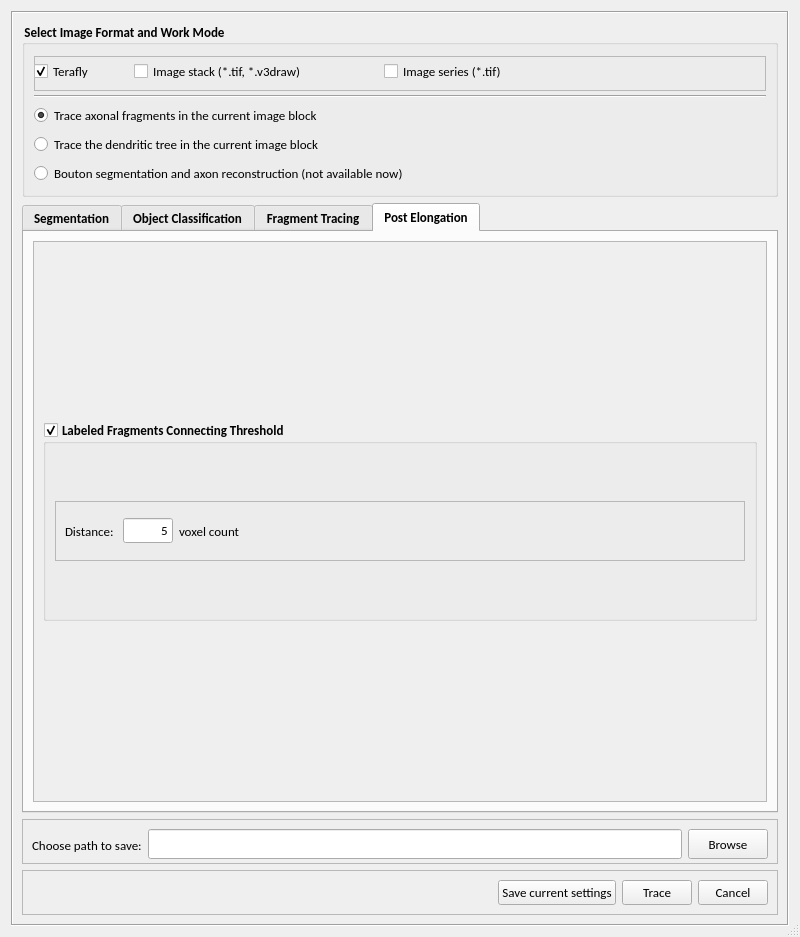
Above: hackathon/MK/Fragmented_autoTrace/fragmentedTraceUI.ui from Vaa3D/vaa3d_tools before the change. Below: the same form after it.
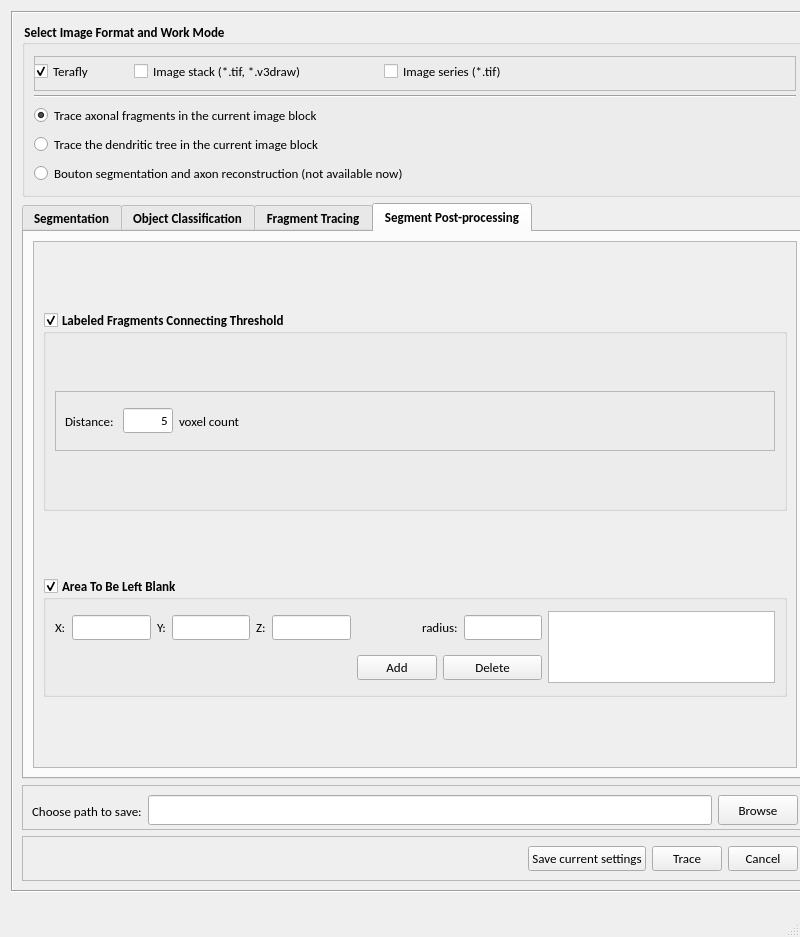
That is the form after the change. The open tabs and pages were chosen to show the change.

```diff
--- a/hackathon/MK/Fragmented_autoTrace/fragmentedTraceUI.ui
+++ b/hackathon/MK/Fragmented_autoTrace/fragmentedTraceUI.ui
@@ -43,9 +43,15 @@
   <property name="modal">
    <bool>false</bool>
   </property>
-  <layout class="QVBoxLayout" name="verticalLayout">
-   <item>
     <widget class="QFrame" name="frame">
+   <property name="geometry">
+    <rect>
+     <x>11</x>
+     <y>11</y>
+     <width>808</width>
+     <height>881</height>
+    </rect>
+   </property>
      <property name="frameShape">
       <enum>QFrame::Box</enum>
      </property>
@@ -1051,7 +1057,7 @@
         </widget>
         <widget class="QWidget" name="tab_4">
          <attribute name="title">
-          <string>Post Elongation</string>
+        <string>Segment Post-processing</string>
          </attribute>
          <layout class="QVBoxLayout" name="verticalLayout_10">
           <item>
@@ -1064,8 +1070,8 @@
               <rect>
                <x>0</x>
                <y>0</y>
-               <width>724</width>
-               <height>537</height>
+             <width>754</width>
+             <height>503</height>
               </rect>
              </property>
              <layout class="QVBoxLayout" name="verticalLayout_16">
@@ -1166,6 +1172,174 @@
                 </layout>
                </widget>
               </item>
+            <item>
+             <widget class="QGroupBox" name="groupBox_7">
+              <property name="maximumSize">
+               <size>
+                <width>16777215</width>
+                <height>120</height>
+               </size>
+              </property>
+              <property name="title">
+               <string>Area To Be Left Blank</string>
+              </property>
+              <property name="checkable">
+               <bool>true</bool>
+              </property>
+              <property name="checked">
+               <bool>true</bool>
+              </property>
+              <layout class="QGridLayout" name="gridLayout">
+               <item row="0" column="0">
+                <widget class="QLabel" name="label_9">
+                 <property name="font">
+                  <font>
+                   <weight>50</weight>
+                   <bold>false</bold>
+                  </font>
+                 </property>
+                 <property name="text">
+                  <string>X:</string>
+                 </property>
+                </widget>
+               </item>
+               <item row="0" column="1">
+                <widget class="QLineEdit" name="lineEdit_5">
+                 <property name="font">
+                  <font>
+                   <weight>50</weight>
+                   <bold>false</bold>
+                  </font>
+                 </property>
+                </widget>
+               </item>
+               <item row="0" column="2">
+                <widget class="QLabel" name="label_10">
+                 <property name="font">
+                  <font>
+                   <weight>50</weight>
+                   <bold>false</bold>
+                  </font>
+                 </property>
+                 <property name="text">
+                  <string>Y:</string>
+                 </property>
+                </widget>
+               </item>
+               <item row="0" column="3">
+                <widget class="QLineEdit" name="lineEdit_6">
+                 <property name="font">
+                  <font>
+                   <weight>50</weight>
+                   <bold>false</bold>
+                  </font>
+                 </property>
+                </widget>
+               </item>
+               <item row="0" column="4">
+                <widget class="QLabel" name="label_12">
+                 <property name="font">
+                  <font>
+                   <weight>50</weight>
+                   <bold>false</bold>
+                  </font>
+                 </property>
+                 <property name="text">
+                  <string>Z:</string>
+                 </property>
+                </widget>
+               </item>
+               <item row="0" column="5">
+                <widget class="QLineEdit" name="lineEdit_7">
+                 <property name="font">
+                  <font>
+                   <weight>50</weight>
+                   <bold>false</bold>
+                  </font>
+                 </property>
+                </widget>
+               </item>
+               <item row="0" column="6">
+                <spacer name="horizontalSpacer_5">
+                 <property name="orientation">
+                  <enum>Qt::Horizontal</enum>
+                 </property>
+                 <property name="sizeHint" stdset="0">
+                  <size>
+                   <width>62</width>
+                   <height>20</height>
+                  </size>
+                 </property>
+                </spacer>
+               </item>
+               <item row="0" column="7" colspan="2">
+                <widget class="QLabel" name="label_13">
+                 <property name="font">
+                  <font>
+                   <weight>50</weight>
+                   <bold>false</bold>
+                  </font>
+                 </property>
+                 <property name="text">
+                  <string>radius:</string>
+                 </property>
+                </widget>
+               </item>
+               <item row="0" column="9">
+                <widget class="QLineEdit" name="lineEdit_8">
+                 <property name="font">
+                  <font>
+                   <weight>50</weight>
+                   <bold>false</bold>
+                  </font>
+                 </property>
+                </widget>
+               </item>
+               <item row="0" column="10" rowspan="2">
+                <widget class="QListView" name="listView"/>
+               </item>
+               <item row="1" column="1" colspan="5">
+                <spacer name="horizontalSpacer_4">
+                 <property name="orientation">
+                  <enum>Qt::Horizontal</enum>
+                 </property>
+                 <property name="sizeHint" stdset="0">
+                  <size>
+                   <width>284</width>
+                   <height>20</height>
+                  </size>
+                 </property>
+                </spacer>
+               </item>
+               <item row="1" column="6" colspan="2">
+                <widget class="QPushButton" name="pushButton_7">
+                 <property name="font">
+                  <font>
+                   <weight>50</weight>
+                   <bold>false</bold>
+                  </font>
+                 </property>
+                 <property name="text">
+                  <string>Add</string>
+                 </property>
+                </widget>
+               </item>
+               <item row="1" column="8" colspan="2">
+                <widget class="QPushButton" name="pushButton_8">
+                 <property name="font">
+                  <font>
+                   <weight>50</weight>
+                   <bold>false</bold>
+                  </font>
+                 </property>
+                 <property name="text">
+                  <string>Delete</string>
+                 </property>
+                </widget>
+               </item>
+              </layout>
+             </widget>
+            </item>
              </layout>
             </widget>
            </widget>
@@ -1339,8 +1513,8 @@
       </item>
      </layout>
     </widget>
-   </item>
-  </layout>
+  <zorder>frame</zorder>
+  <zorder>groupBox</zorder>
  </widget>
  <resources/>
  <connections>
```
Left out of the diff: 73 changed lines with no effect on the pictures. Lines whose indentation alone changed are shown as unchanged.
